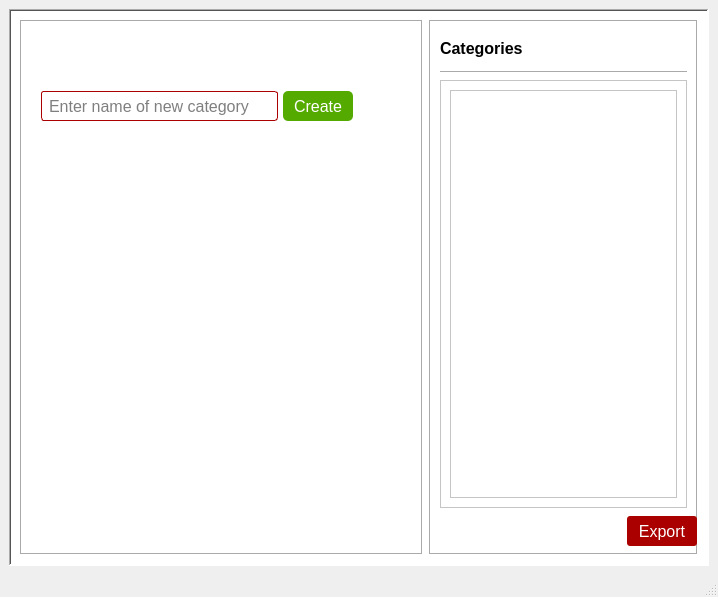
Before: the Qt Designer form assets/ui/GenBBS_catg1.ui in Ano-ly/GenBBS, drawn with Qt 5.
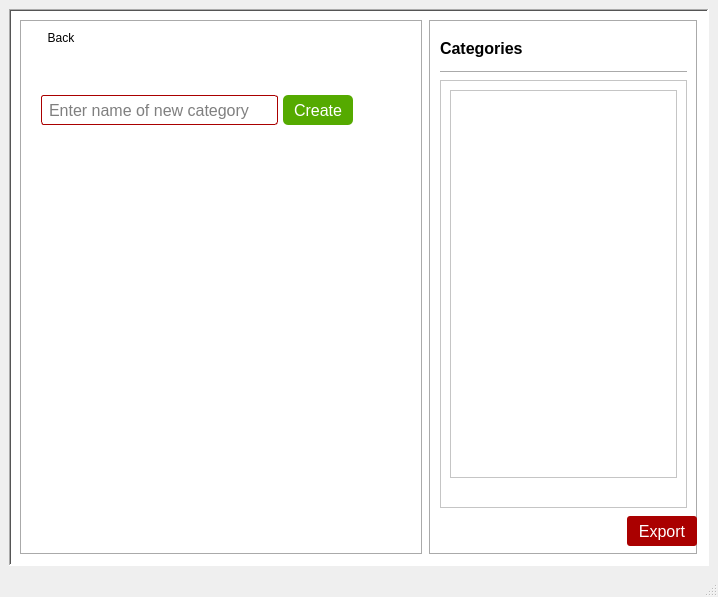
After: the same form once the commit is applied. Icons and pictures are not drawn.

Diff of the .ui file:
```diff
--- a/assets/ui/GenBBS_catg1.ui
+++ b/assets/ui/GenBBS_catg1.ui
@@ -78,7 +78,7 @@
           <bool>false</bool>
          </property>
          <property name="styleSheet">
-          <string notr="true">QPushButton {
+          <string notr="true">#btnCreateCatg1 {
 background-color: rgb(85, 170, 0);
 border-radius: 5px;
 color: white;
@@ -87,6 +87,16 @@
 }
 QPushButton:hover {
 background-color:rgb(139, 243, 59)
+}
+#btnBackCatg1 {
+
+border-radius: 5px;
+color: black;
+padding-left: 5px;
+padding-right: 5px;
+}
+#btnBackCatg1:hover {
+background-color:rgb(170, 170, 170)
 }</string>
          </property>
          <property name="frameShape">
@@ -95,13 +105,48 @@
          <property name="frameShadow">
           <enum>QFrame::Shadow::Sunken</enum>
          </property>
-         <layout class="QVBoxLayout" name="verticalLayout_3" stretch="0,0,0">
+         <layout class="QVBoxLayout" name="verticalLayout_3" stretch="1,2,15,8">
           <property name="spacing">
-           <number>30</number>
+           <number>10</number>
           </property>
           <property name="sizeConstraint">
            <enum>QLayout::SizeConstraint::SetMinimumSize</enum>
           </property>
+          <item>
+           <widget class="QPushButton" name="btnBackCatg1">
+            <property name="sizePolicy">
+             <sizepolicy hsizetype="Fixed" vsizetype="Fixed">
+              <horstretch>0</horstretch>
+              <verstretch>0</verstretch>
+             </sizepolicy>
+            </property>
+            <property name="minimumSize">
+             <size>
+              <width>60</width>
+              <height>0</height>
+             </size>
+            </property>
+            <property name="maximumSize">
+             <size>
+              <width>60</width>
+              <height>16777215</height>
+             </size>
+            </property>
+            <property name="font">
+             <font>
+              <family>Segoe UI</family>
+              <pointsize>9</pointsize>
+             </font>
+            </property>
+            <property name="text">
+             <string>Back</string>
+            </property>
+            <property name="icon">
+             <iconset resource="../app_resources.qrc">
+              <normaloff>:/images/Back_Button.jpg</normaloff>:/images/Back_Button.jpg</iconset>
+            </property>
+           </widget>
+          </item>
           <item>
            <widget class="QLabel" name="label1Catg1">
             <property name="sizePolicy">
@@ -672,18 +717,22 @@
             <property name="frameShadow">
              <enum>QFrame::Shadow::Raised</enum>
             </property>
-            <layout class="QHBoxLayout" name="horizontalLayout_2">
-             <item>
-              <widget class="QTreeView" name="treeViewCatg1">
-               <property name="sizePolicy">
-                <sizepolicy hsizetype="Preferred" vsizetype="Expanding">
-                 <horstretch>0</horstretch>
-                 <verstretch>0</verstretch>
-                </sizepolicy>
-               </property>
-              </widget>
-             </item>
-            </layout>
+            <widget class="QTreeView" name="treeViewCatg1">
+             <property name="geometry">
+              <rect>
+               <x>10</x>
+               <y>10</y>
+               <width>227</width>
+               <height>388</height>
+              </rect>
+             </property>
+             <property name="sizePolicy">
+              <sizepolicy hsizetype="Preferred" vsizetype="Expanding">
+               <horstretch>0</horstretch>
+               <verstretch>0</verstretch>
+              </sizepolicy>
+             </property>
+            </widget>
            </widget>
           </item>
           <item>
```
Left out of the diff: 2 changed lines with no effect on the pictures.
